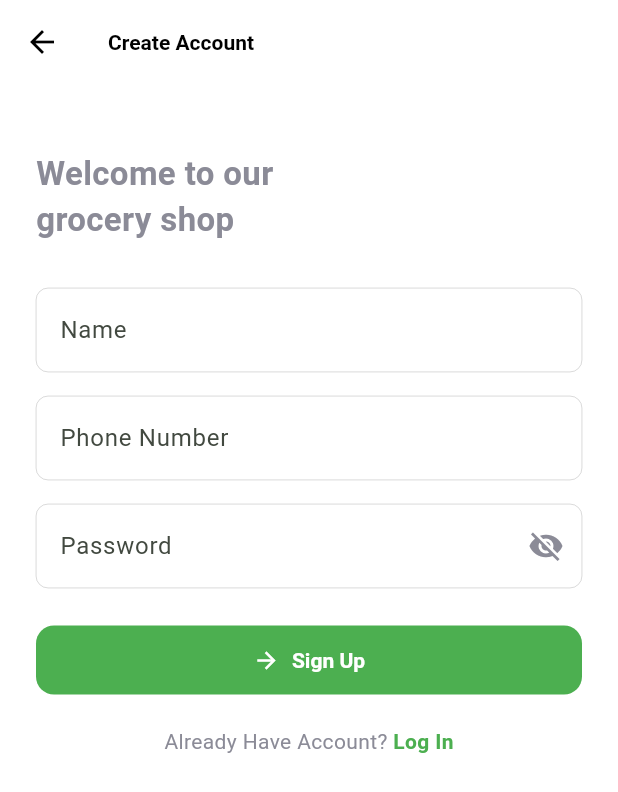
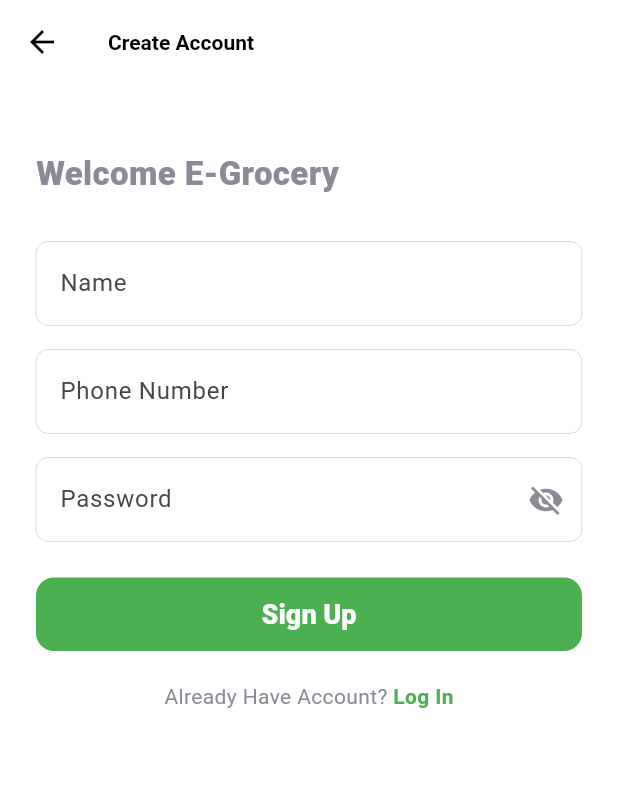
Before and after one commit to MominRohan/E-Grocery, a Flutter app: the SignUpPage screen opened by its route, on a phone screen of 412 x 824 dp. Shown: the top 792 px of the screen. Run offline on Flutter 3.47's test engine with Material 3 defaults, Android fonts, the phone set to English and light mode, and no system bars; our stand-ins replace cached_network_image, cloud_firestore, firebase_auth, firebase_core, flutter_credit_card, flutter_svg and 1 more; accounts and stored records are empty; network calls fail; Roboto replaces fonts that are missing (Gilroy).

Commit message:
Sing_up_page Ui changes

```diff
--- a/lib/views/auth/sign_up_page.dart
+++ b/lib/views/auth/sign_up_page.dart
@@ -152,8 +152,8 @@ class _SignUpPageState extends State<SignUpPage> {
                 const SizedBox(height: 20), // Adjusted spacing
 
                 const Text(
-                  "Welcome to our\ngrocery shop",
-                  style: TextStyle(fontSize: 22, fontWeight: FontWeight.bold),
+                  "Welcome E-Grocery",
+                  style: TextStyle(fontSize: 22, fontWeight: FontWeight.w900),
                 ),
                 const SizedBox(height: 30),
 
@@ -173,7 +173,7 @@ class _SignUpPageState extends State<SignUpPage> {
                   keyboardType: TextInputType.phone,
                   decoration: const InputDecoration(
                     labelText: "Phone Number",
-                    hintText: "+12223334444", // Emphasize E.164 format
+                    hintText: "+923083316261", // Emphasize E.164 format
                   ),
                   validator: (value) {
                     if (value == null || value.isEmpty) return "Enter phone number";
@@ -214,7 +214,7 @@ class _SignUpPageState extends State<SignUpPage> {
                 SizedBox(
                   width: double.infinity,
                   child: ElevatedButton.icon(
-                    icon: const Icon(Icons.arrow_forward, color: Colors.white),
+                    //icon: const Icon(Icons.arrow_forward, color: Colors.white),
                     style: ElevatedButton.styleFrom(
                       backgroundColor: Colors.green,
                       padding: const EdgeInsets.symmetric(vertical: 14),
@@ -231,7 +231,10 @@ class _SignUpPageState extends State<SignUpPage> {
                           color: Colors.white, strokeWidth: 2),
                     )
                         // Text no longer changes based on _otpSent
-                        : const Text("Sign Up"),
+                        : const Text(
+                        "Sign Up",
+                      style: TextStyle(fontSize: 18,fontWeight: FontWeight.w900)
+                    ),
                   ),
                 ),
                 const SizedBox(height: 20),
```
